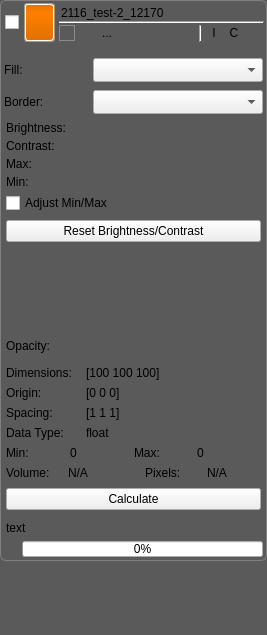
jessdtate/Seg3D, file Interface/Application/LayerWidget.ui: the form before one commit.
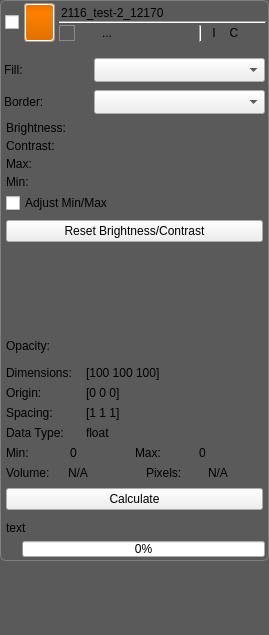
The form after the commit. Icons and pictures are not drawn. Custom widgets are drawn as their Qt base class.

Commit message: Fixed the issue the "Layer label difficult to edit -- needs to show cursor"

What changed in the file:
```diff
--- a/Interface/Application/LayerWidget.ui
+++ b/Interface/Application/LayerWidget.ui
@@ -6,7 +6,7 @@
    <rect>
     <x>0</x>
     <y>0</y>
-    <width>267</width>
+    <width>269</width>
     <height>635</height>
    </rect>
   </property>
@@ -88,17 +88,6 @@
 }
 
 
-
-
-QLineEdit#label_{
-	text-align: left;
-	color: black;
-	background-color: rgba(255, 255, 255, 0);
-}
-/*QLineEdit#label_:focus{
-	background-color: rgb(255, 255, 255);
-}*/
-
 QWidget#type_{
 	background-color: rgb(255, 128, 0);
 	border-radius: 3px;
@@ -110,6 +99,16 @@
 	background-color: qlineargradient(spread:pad, x1:0.5, y1:0, x2:0.5, y2:0.960227, stop:0 rgba(0, 0, 0, 25), stop:0.258706 rgba(40, 40, 40, 0), stop:1 rgba(0, 0, 0, 30));
 }
 
+QLineEdit#label_{
+	text-align: left;
+	color: black;
+	selection-background-color: rgb( 237, 148, 31 );
+	selection-color: rgb( 255, 255, 255 );
+	background-color: rgba( 255, 255, 255, 0 );
+}
+QLineEdit#label_:focus{
+	background-color: rgba( 255, 255, 255, 100 );
+}
 
 /* Buttons */
 
```
The commit also changes 2 other files.
